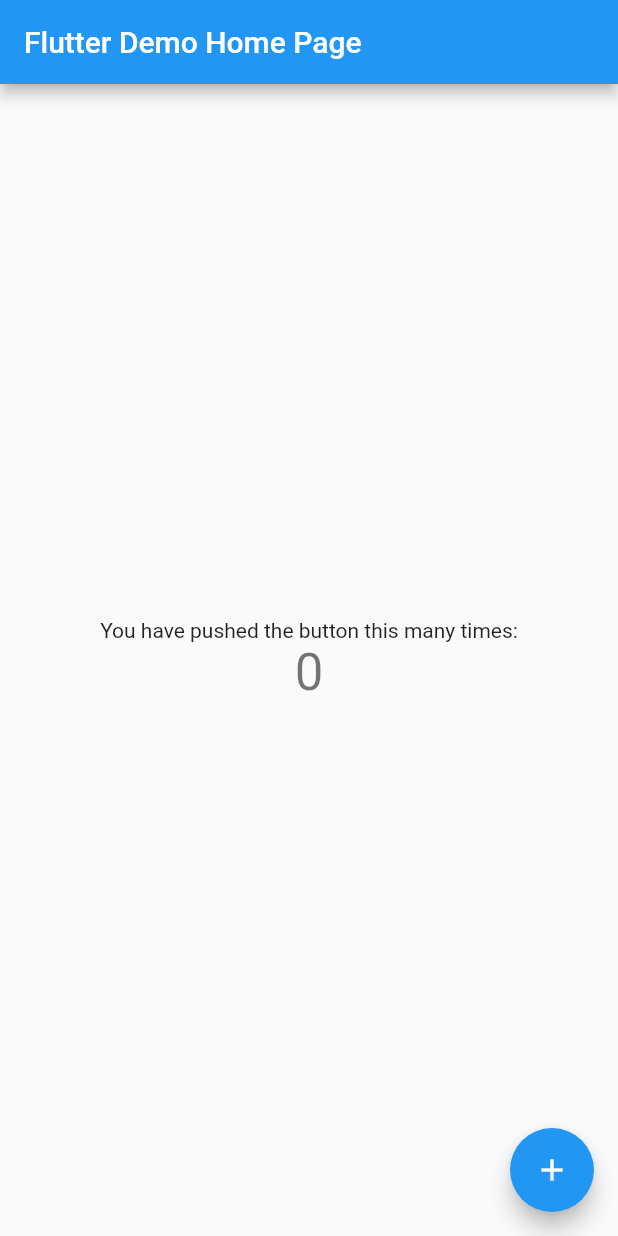
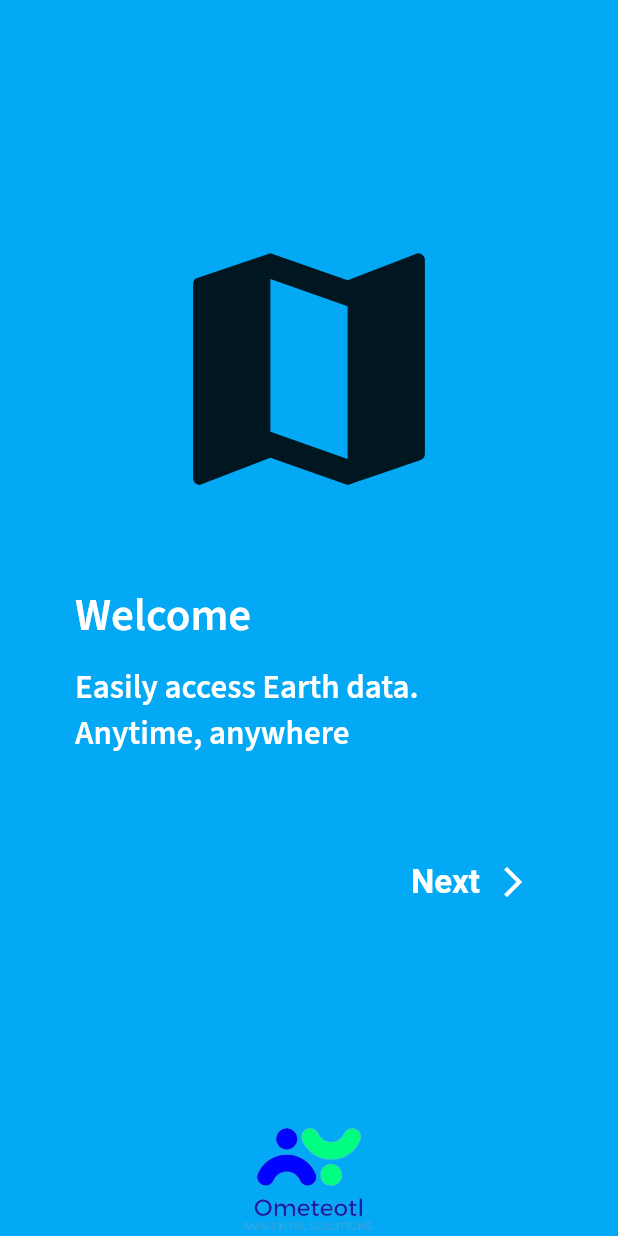
Before and after one commit to Oscar6647/SpaceApps-2022-Ometeotl, a Flutter app: the screen it shows after launch, on a phone screen of 412 x 824 dp. Run offline on Flutter 3.47's test engine with Material 2 defaults, Android fonts, the phone set to English and light mode, and no system bars; our stand-ins replace google_fonts.

Commit message:
Explainscreeen created

```diff
--- a/lib/main.dart
+++ b/lib/main.dart
@@ -1,4 +1,5 @@
 import 'package:flutter/material.dart';
+import 'package:spaceapps/screenmanager.dart';
 
 void main() {
   runApp(const MyApp());
@@ -11,105 +12,12 @@
   @override
   Widget build(BuildContext context) {
     return MaterialApp(
+      debugShowCheckedModeBanner: false,
       title: 'Flutter Demo',
       theme: ThemeData(
-        // This is the theme of your application.
-        //
-        // Try running your application with "flutter run". You'll see the
-        // application has a blue toolbar. Then, without quitting the app, try
-        // changing the primarySwatch below to Colors.green and then invoke
-        // "hot reload" (press "r" in the console where you ran "flutter run",
-        // or simply save your changes to "hot reload" in a Flutter IDE).
-        // Notice that the counter didn't reset back to zero; the application
-        // is not restarted.
         primarySwatch: Colors.blue,
       ),
-      home: const MyHomePage(title: 'Flutter Demo Home Page'),
+      home: const ScreenManager()
     );
   }
 }
-
-class MyHomePage extends StatefulWidget {
-  const MyHomePage({super.key, required this.title});
-
-  // This widget is the home page of your application. It is stateful, meaning
-  // that it has a State object (defined below) that contains fields that affect
-  // how it looks.
-
-  // This class is the configuration for the state. It holds the values (in this
-  // case the title) provided by the parent (in this case the App widget) and
-  // used by the build method of the State. Fields in a Widget subclass are
-  // always marked "final".
-
-  final String title;
-
-  @override
-  State<MyHomePage> createState() => _MyHomePageState();
-}
-
-class _MyHomePageState extends State<MyHomePage> {
-  int _counter = 0;
-
-  void _incrementCounter() {
-    setState(() {
-      // This call to setState tells the Flutter framework that something has
-      // changed in this State, which causes it to rerun the build method below
-      // so that the display can reflect the updated values. If we changed
-      // _counter without calling setState(), then the build method would not be
-      // called again, and so nothing would appear to happen.
-      _counter++;
-    });
-  }
-
-  @override
-  Widget build(BuildContext context) {
-    // This method is rerun every time setState is called, for instance as done
-    // by the _incrementCounter method above.
-    //
-    // The Flutter framework has been optimized to make rerunning build methods
-    // fast, so that you can just rebuild anything that needs updating rather
-    // than having to individually change instances of widgets.
-    return Scaffold(
-      appBar: AppBar(
-        // Here we take the value from the MyHomePage object that was created by
-        // the App.build method, and use it to set our appbar title.
-        title: Text(widget.title),
-      ),
-      body: Center(
-        // Center is a layout widget. It takes a single child and positions it
-        // in the middle of the parent.
-        child: Column(
-          // Column is also a layout widget. It takes a list of children and
-          // arranges them vertically. By default, it sizes itself to fit its
-          // children horizontally, and tries to be as tall as its parent.
-          //
-          // Invoke "debug painting" (press "p" in the console, choose the
-          // "Toggle Debug Paint" action from the Flutter Inspector in Android
-          // Studio, or the "Toggle Debug Paint" command in Visual Studio Code)
-          // to see the wireframe for each widget.
-          //
-          // Column has various properties to control how it sizes itself and
-          // how it positions its children. Here we use mainAxisAlignment to
-          // center the children vertically; the main axis here is the vertical
-          // axis because Columns are vertical (the cross axis would be
-          // horizontal).
-          mainAxisAlignment: MainAxisAlignment.center,
-          children: <Widget>[
-            const Text(
-              'You have pushed the button this many times:',
-            ),
-            Text(
-              '$_counter',
-              style: Theme.of(context).textTheme.headline4,
-            ),
-          ],
-        ),
-      ),
-      floatingActionButton: FloatingActionButton(
-        onPressed: _incrementCounter,
-        tooltip: 'Increment',
-        child: const Icon(Icons.add),
-      ), // This trailing comma makes auto-formatting nicer for build methods.
-    );
-  }
-}
--- /dev/null
+++ b/lib/screenmanager.dart
@@ -0,0 +1,13 @@
+import 'package:flutter/material.dart';
+import 'package:spaceapps/screens/explain_screen.dart';
+
+class ScreenManager extends StatelessWidget {
+  const ScreenManager({Key? key}) : super(key: key);
+
+  @override
+  Widget build(BuildContext context) {
+    return const Scaffold(
+      body: ExplainScreen(),
+    );
+  }
+}
--- /dev/null
+++ b/lib/screens/explain_screen.dart
@@ -0,0 +1,351 @@
+import 'package:flutter/material.dart';
+import 'package:google_fonts/google_fonts.dart';
+
+class ExplainScreen extends StatefulWidget {
+  const ExplainScreen({Key? key}) : super(key: key);
+
+  @override
+  State<ExplainScreen> createState() => _ExplainScreenState();
+}
+
+class _ExplainScreenState extends State<ExplainScreen> {
+  final pageController = PageController();
+
+  @override
+  Widget build(BuildContext context) {
+    return Scaffold(
+      body: PageView(
+        controller: pageController,
+        children: [
+          Container(
+            height: MediaQuery.of(context).size.height,
+            width: MediaQuery.of(context).size.width,
+            decoration: const BoxDecoration(
+              color: Colors.lightBlue,
+            ),
+            child: SingleChildScrollView(
+              child: Column(
+                children: [
+                  Padding(
+                    padding: EdgeInsets.only(
+                        left: 50.0,
+                        right: 50.0,
+                        top: MediaQuery.of(context).size.height / 8),
+                    child: Column(
+                      mainAxisAlignment: MainAxisAlignment.center,
+                      children: [
+                        const SizedBox(
+                          height: 40,
+                        ),
+                        Icon(
+                          Icons.map,
+                          size: (MediaQuery.of(context).size.height / 4),
+                        ),
+                        const SizedBox(
+                          height: 40,
+                        ),
+                        Align(
+                          alignment: Alignment.topLeft,
+                          child: Text(
+                            "Welcome",
+                            style: GoogleFonts.sourceSans3(
+                              textStyle: const TextStyle(
+                                fontWeight: FontWeight.w600,
+                                fontSize: 30,
+                                color: Colors.white,
+                              ),
+                            ),
+                          ),
+                        ),
+                        const SizedBox(
+                          height: 10,
+                        ),
+                        Align(
+                          alignment: Alignment.topLeft,
+                          child: Text(
+                            "Easily access Earth data. Anytime, anywhere",
+                            style: GoogleFonts.sourceSans3(
+                              textStyle: const TextStyle(
+                                fontWeight: FontWeight.w600,
+                                fontSize: 22,
+                                color: Colors.white,
+                              ),
+                            ),
+                          ),
+                        ),
+                        const SizedBox(
+                          height: 60,
+                        ),
+                        Align(
+                          alignment: Alignment.topRight,
+                          child: TextButton(
+                            onPressed: () {
+                              Curve curve = Curves.ease;
+                              pageController.animateToPage(
+                                1,
+                                duration: const Duration(milliseconds: 500),
+                                curve: curve,
+                              );
+                            },
+                            child: Row(
+                              mainAxisAlignment: MainAxisAlignment.end,
+                              children: const [
+                                Text(
+                                  "Next",
+                                  style: TextStyle(
+                                      fontWeight: FontWeight.w600,
+                                      fontSize: 22,
+                                      color: Colors.white),
+                                ),
+                                SizedBox(
+                                  width: 10,
+                                ),
+                                Icon(
+                                  Icons.arrow_forward_ios,
+                                  color: Colors.white,
+                                ),
+                              ],
+                            ),
+                          ),
+                        ),
+                        SizedBox(
+                          height: 100,
+                        ),
+                        const Image(
+                          alignment: Alignment.bottomCenter,
+                          height: 150,
+                          image: AssetImage("assets/images/logo.png"),
+                          fit: BoxFit.contain,
+                        )
+                      ],
+                    ),
+                  ),
+                ],
+              ),
+            ),
+          ),
+          Container(
+            height: MediaQuery.of(context).size.height,
+            width: MediaQuery.of(context).size.width,
+            decoration: const BoxDecoration(
+              color: Colors.purple,
+            ),
+            child: SingleChildScrollView(
+              child: Column(
+                children: [
+                  Padding(
+                    padding: EdgeInsets.only(
+                        left: 50.0,
+                        right: 50.0,
+                        top: MediaQuery.of(context).size.height / 8),
+                    child: Column(
+                      mainAxisAlignment: MainAxisAlignment.center,
+                      children: [
+                        const SizedBox(
+                          height: 40,
+                        ),
+                        Icon(
+                          Icons.cloud,
+                          size: (MediaQuery.of(context).size.height / 4),
+                        ),
+                        const SizedBox(
+                          height: 40,
+                        ),
+                        Align(
+                          alignment: Alignment.topLeft,
+                          child: Text(
+                            "Discover",
+                            style: GoogleFonts.sourceSans3(
+                              textStyle: const TextStyle(
+                                fontWeight: FontWeight.w600,
+                                fontSize: 30,
+                                color: Colors.white,
+                              ),
+                            ),
+                          ),
+                        ),
+                        const SizedBox(
+                          height: 10,
+                        ),
+                        Align(
+                          alignment: Alignment.topLeft,
+                          child: Text(
+                            "Learn new information about our planet",
+                            style: GoogleFonts.sourceSans3(
+                              textStyle: const TextStyle(
+                                fontWeight: FontWeight.w600,
+                                fontSize: 22,
+                                color: Colors.white,
+                              ),
+                            ),
+                          ),
+                        ),
+                        const SizedBox(
+                          height: 60,
+                        ),
+                        Align(
+                          alignment: Alignment.topRight,
+                          child: TextButton(
+                            onPressed: () {
+                              Curve curve = Curves.ease;
+                              pageController.animateToPage(
+                                2,
+                                duration: const Duration(milliseconds: 500),
+                                curve: curve,
+                              );
+                            },
+                            child: Row(
+                              mainAxisAlignment: MainAxisAlignment.end,
+                              children: const [
+                                Text(
+                                  "Next",
+                                  style: TextStyle(
+                                      fontWeight: FontWeight.w600,
+                                      fontSize: 22,
+                                      color: Colors.white),
+                                ),
+                                SizedBox(
+                                  width: 10,
+                                ),
+                                Icon(
+                                  Icons.arrow_forward_ios,
+                                  color: Colors.white,
+                                ),
+                              ],
+                            ),
+                          ),
+                        ),
+                        SizedBox(
+                          height: 100,
+                        ),
+                        const Image(
+                          alignment: Alignment.bottomCenter,
+                          height: 150,
+                          image: AssetImage("assets/images/logo.png"),
+                          fit: BoxFit.contain,
+                        )
+                      ],
+                    ),
+                  ),
+                ],
+              ),
+            ),
+          ),
+          Container(
+            height: MediaQuery.of(context).size.height,
+            width: MediaQuery.of(context).size.width,
+            decoration: const BoxDecoration(
+              color: Colors.red,
+            ),
+            child: SingleChildScrollView(
+              child: Column(
+                children: [
+                  Padding(
+                    padding: EdgeInsets.only(
+                        left: 50.0,
+                        right: 50.0,
+                        top: MediaQuery.of(context).size.height / 8),
+                    child: Column(
+                      mainAxisAlignment: MainAxisAlignment.center,
+                      children: [
+                        const SizedBox(
+                          height: 40,
+                        ),
+                        Icon(
+                          Icons.people,
+                          size: (MediaQuery.of(context).size.height / 4),
+                        ),
+                        /* Image(
+                            width: MediaQuery.of(context).size.width / 2,
+                            height: MediaQuery.of(context).size.height / 2,
+                            image: const AssetImage(
+                                "assets/images/earthimage.jpeg")), */
+                        const SizedBox(
+                          height: 40,
+                        ),
+                        Align(
+                          alignment: Alignment.topLeft,
+                          child: Text(
+                            "Made for everyone",
+                            style: GoogleFonts.sourceSans3(
+                              textStyle: const TextStyle(
+                                fontWeight: FontWeight.w600,
+                                fontSize: 30,
+                                color: Colors.white,
+                              ),
+                            ),
+                          ),
+                        ),
+                        const SizedBox(
+                          height: 60,
+                        ),
+                        Align(
+                          alignment: Alignment.topLeft,
+                          child: Text(
+                            "Filter information that's relevant to you",
+                            style: GoogleFonts.sourceSans3(
+                              textStyle: const TextStyle(
+                                fontWeight: FontWeight.w600,
+                                fontSize: 22,
+                                color: Colors.white,
+                              ),
+                            ),
+                          ),
+                        ),
+                        const SizedBox(
+                          height: 50,
+                        ),
+                        Align(
+                          alignment: Alignment.topRight,
+                          child: TextButton(
+                            onPressed: () {
+                              Curve curve = Curves.ease;
+                              pageController.animateToPage(3,
+                                  duration: const Duration(milliseconds: 500),
+                                  curve: curve);
+                            },
+                            child: Row(
+                              mainAxisAlignment: MainAxisAlignment.end,
+                              children: const [
+                                Text(
+                                  "Next",
+                                  style: TextStyle(
+                                      fontWeight: FontWeight.w600,
+                                      fontSize: 22,
+                                      color: Colors.white),
+                                ),
+                                SizedBox(
+                                  width: 10,
+                                ),
+                                Icon(
+                                  Icons.arrow_forward_ios,
+                                  color: Colors.white,
+                                ),
+                              ],
+                            ),
+                          ),
+                        ),
+                        SizedBox(
+                          height: 100,
+                        ),
+                        const Image(
+                          alignment: Alignment.bottomCenter,
+                          height: 150,
+                          image: AssetImage("assets/images/logo.png"),
+                          fit: BoxFit.contain,
+                        )
+                      ],
+                    ),
+                  ),
+                ],
+              ),
+            ),
+          ),
+          Container(
+            decoration: const BoxDecoration(color: Colors.black),
+          )
+        ],
+      ),
+    );
+  }
+}
--- a/pubspec.yaml
+++ b/pubspec.yaml
@@ -36,6 +36,7 @@
   # The following adds the Cupertino Icons font to your application.
   # Use with the CupertinoIcons class for iOS style icons.
   cupertino_icons: ^1.0.2
+  google_fonts: ^3.0.1
 
 dev_dependencies:
   flutter_test:
@@ -64,6 +65,10 @@
   #   - images/a_dot_burr.jpeg
   #   - images/a_dot_ham.jpeg
 
+  assets:
+  - assets/images/
+
+         # your font file name and the directory
   # An image asset can refer to one or more resolution-specific "variants", see
   # https://flutter.dev/assets-and-images/#resolution-aware
 
```
Also changed, not shown: assets/images/earthimage.jpeg (added), assets/images/logo.png (added), pubspec.lock, 10 other files.
